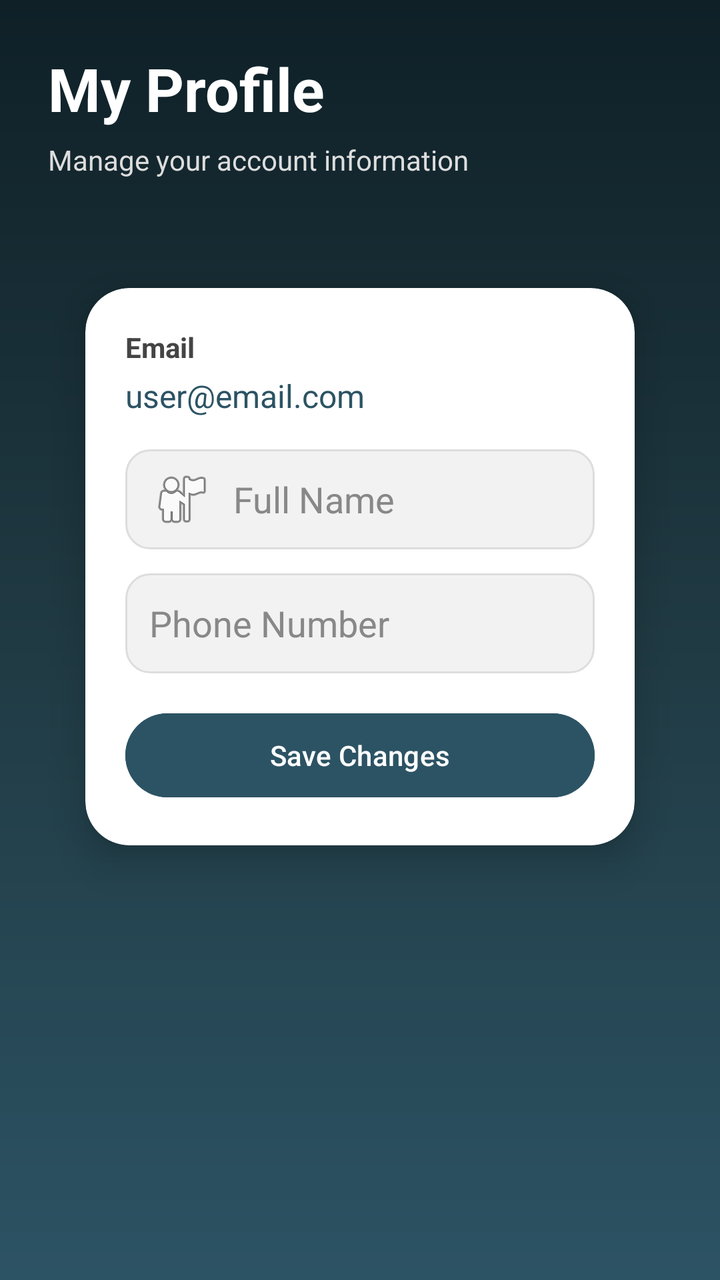
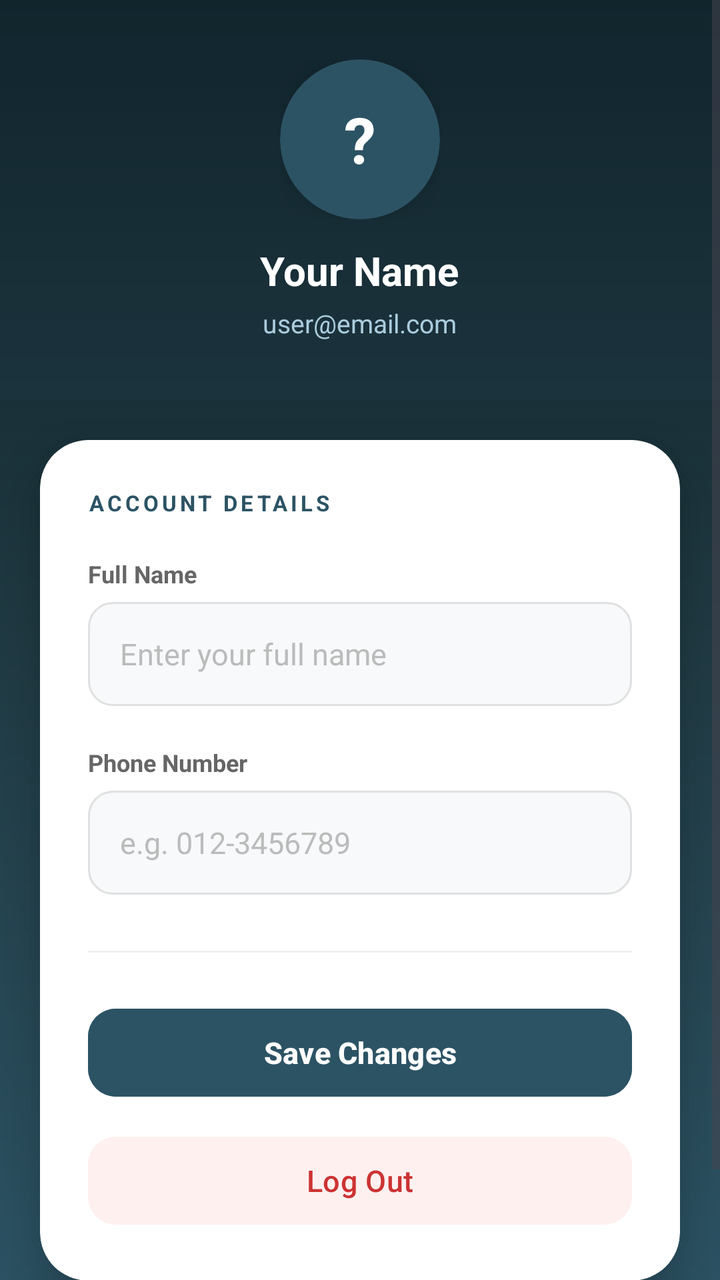

Before-and-after screenshots of an Android layout around one commit, followed by the original layout XML and the change that was made.
<!-- AndroidManifest.xml: application theme Theme.MediNear -->
<!-- res/layout/activity_profile.xml -->
<?xml version="1.0" encoding="utf-8"?>
<ScrollView xmlns:android="http://schemas.android.com/apk/res/android"
    xmlns:app="http://schemas.android.com/apk/res-auto"
    android:layout_width="match_parent"
    android:layout_height="match_parent"
    android:background="@drawable/bg_register_gradient">

    <LinearLayout
        android:layout_width="match_parent"
        android:layout_height="wrap_content"
        android:orientation="vertical"
        android:padding="24dp">

        
        <TextView
            android:layout_width="wrap_content"
            android:layout_height="wrap_content"
            android:text="My Profile"
            android:textSize="30sp"
            android:textStyle="bold"
            android:textColor="@android:color/white"
            android:layout_marginBottom="6dp"/>

        <TextView
            android:layout_width="wrap_content"
            android:layout_height="wrap_content"
            android:text="Manage your account information"
            android:textColor="#DDDDDD"
            android:layout_marginBottom="20dp"/>

        
        <androidx.cardview.widget.CardView
            android:layout_width="match_parent"
            android:layout_height="wrap_content"
            app:cardCornerRadius="22dp"
            app:cardElevation="12dp"
            app:cardUseCompatPadding="true"
            android:layout_marginTop="10dp"
            android:background="@android:color/white">

            <LinearLayout
                android:layout_width="match_parent"
                android:layout_height="wrap_content"
                android:orientation="vertical"
                android:padding="20dp">

                
                <TextView
                    android:layout_width="wrap_content"
                    android:layout_height="wrap_content"
                    android:text="Email"
                    android:textStyle="bold"
                    android:textColor="#444444"/>

                <TextView
                    android:id="@+id/tvEmail"
                    android:layout_width="match_parent"
                    android:layout_height="wrap_content"
                    android:text="user@email.com"
                    android:textSize="16sp"
                    android:textColor="#2C5364"
                    android:layout_marginTop="4dp"
                    android:layout_marginBottom="16dp"/>

                
                <EditText
                    android:id="@+id/etName"
                    android:layout_width="match_parent"
                    android:layout_height="50dp"
                    android:hint="Full Name"
                    android:textColor="@android:color/black"
                    android:textColorHint="#888"
                    android:drawableStart="@android:drawable/ic_menu_myplaces"
                    android:drawablePadding="10dp"
                    android:padding="12dp"
                    android:background="@drawable/input_bg"/>

                
                <EditText
                    android:id="@+id/etPhone"
                    android:layout_width="match_parent"
                    android:layout_height="50dp"
                    android:hint="Phone Number"
                    android:inputType="phone"
                    android:textColor="@android:color/black"
                    android:textColorHint="#888"
                    android:layout_marginTop="12dp"
                    android:padding="12dp"
                    android:background="@drawable/input_bg"/>

                
                <ProgressBar
                    android:id="@+id/progressBar"
                    android:layout_width="wrap_content"
                    android:layout_height="wrap_content"
                    android:layout_gravity="center"
                    android:layout_marginTop="16dp"
                    android:visibility="gone"/>

                
                <Button
                    android:id="@+id/btnSave"
                    android:layout_width="match_parent"
                    android:layout_height="50dp"
                    android:text="Save Changes"
                    android:textColor="@android:color/white"
                    android:backgroundTint="#2C5364"
                    android:layout_marginTop="16dp"/>

            </LinearLayout>

        </androidx.cardview.widget.CardView>

    </LinearLayout>
</ScrollView>
<!-- resources referenced by this layout -->
<resources>
  <!-- drawable bg_register_gradient (drawable) -->
  <shape xmlns:android="http://schemas.android.com/apk/res/android">
      <gradient
          android:startColor="#2C5364"
          android:centerColor="#203A43"
          android:endColor="#0F2027"
          android:angle="90"/>
  </shape>
  <!-- drawable input_bg (drawable) -->
  <shape xmlns:android="http://schemas.android.com/apk/res/android">
      <solid android:color="#F2F2F2"/>
      <corners android:radius="12dp"/>
      <stroke android:width="1dp" android:color="#DDDDDD"/>
  </shape>
  <style name="Theme.MediNear" parent="Base.Theme.MediNear" />
  <style name="Base.Theme.MediNear" parent="Theme.Material3.DayNight.NoActionBar">
          
          
      </style>
</resources>

<!-- the commit's change to res/layout/activity_profile.xml (unified diff, before → after) -->
@@ -3,90 +3,150 @@
     xmlns:app="http://schemas.android.com/apk/res-auto"
     android:layout_width="match_parent"
     android:layout_height="match_parent"
-    android:background="@drawable/bg_register_gradient">
+    android:background="@drawable/bg_register_gradient"
+    android:fillViewport="true">
 
     <LinearLayout
         android:layout_width="match_parent"
         android:layout_height="wrap_content"
-        android:orientation="vertical"
-        android:padding="24dp">
+        android:orientation="vertical">
 
         
-        <TextView
-            android:layout_width="wrap_content"
-            android:layout_height="wrap_content"
-            android:text="My Profile"
-            android:textSize="30sp"
-            android:textStyle="bold"
-            android:textColor="@android:color/white"
-            android:layout_marginBottom="6dp"/>
+        <LinearLayout
+            android:layout_width="match_parent"
+            android:layout_height="200dp"
+            android:orientation="vertical"
+            android:gravity="center"
+            android:background="#1A2C5364"
+            android:padding="24dp">
 
-        <TextView
-            android:layout_width="wrap_content"
-            android:layout_height="wrap_content"
-            android:text="Manage your account information"
-            android:textColor="#DDDDDD"
-            android:layout_marginBottom="20dp"/>
+            
+            <FrameLayout
+                android:layout_width="80dp"
+                android:layout_height="80dp">
+
+                <androidx.cardview.widget.CardView
+                    android:layout_width="80dp"
+                    android:layout_height="80dp"
+                    app:cardCornerRadius="40dp"
+                    app:cardElevation="8dp"
+                    app:cardBackgroundColor="#2C5364">
+
+                    <TextView
+                        android:id="@+id/tvAvatar"
+                        android:layout_width="match_parent"
+                        android:layout_height="match_parent"
+                        android:gravity="center"
+                        android:text="?"
+                        android:textColor="@android:color/white"
+                        android:textSize="32sp"
+                        android:textStyle="bold" />
+
+                </androidx.cardview.widget.CardView>
+
+            </FrameLayout>
+
+            <TextView
+                android:id="@+id/tvDisplayName"
+                android:layout_width="wrap_content"
+                android:layout_height="wrap_content"
+                android:text="Your Name"
+                android:textColor="@android:color/white"
+                android:textSize="20sp"
+                android:textStyle="bold"
+                android:layout_marginTop="12dp" />
+
+            <TextView
+                android:id="@+id/tvEmail"
+                android:layout_width="wrap_content"
+                android:layout_height="wrap_content"
+                android:text="user@email.com"
+                android:textColor="#AACCDD"
+                android:textSize="13sp"
+                android:layout_marginTop="4dp" />
+
+        </LinearLayout>
 
         
         <androidx.cardview.widget.CardView
             android:layout_width="match_parent"
             android:layout_height="wrap_content"
-            app:cardCornerRadius="22dp"
-            app:cardElevation="12dp"
-            app:cardUseCompatPadding="true"
-            android:layout_marginTop="10dp"
-            android:background="@android:color/white">
+            android:layout_margin="20dp"
+            app:cardCornerRadius="24dp"
+            app:cardElevation="16dp"
+            app:cardBackgroundColor="#FFFFFF">
 
             <LinearLayout
                 android:layout_width="match_parent"
                 android:layout_height="wrap_content"
                 android:orientation="vertical"
-                android:padding="20dp">
+                android:padding="24dp">
 
                 
                 <TextView
                     android:layout_width="wrap_content"
                     android:layout_height="wrap_content"
-                    android:text="Email"
+                    android:text="ACCOUNT DETAILS"
+                    android:textSize="11sp"
+                    android:textColor="#2C5364"
                     android:textStyle="bold"
-                    android:textColor="#444444"/>
-
-                <TextView
-                    android:id="@+id/tvEmail"
-                    android:layout_width="match_parent"
-                    android:layout_height="wrap_content"
-                    android:text="user@email.com"
-                    android:textSize="16sp"
-                    android:textColor="#2C5364"
-                    android:layout_marginTop="4dp"
-                    android:layout_marginBottom="16dp"/>
+                    android:letterSpacing="0.15"
+                    android:layout_marginBottom="20dp" />
 
                 
+                <TextView
+                    android:layout_width="wrap_content"
+                    android:layout_height="wrap_content"
+                    android:text="Full Name"
+                    android:textSize="12sp"
+                    android:textColor="#666666"
+                    android:textStyle="bold"
+                    android:layout_marginBottom="6dp" />
+
                 <EditText
                     android:id="@+id/etName"
                     android:layout_width="match_parent"
-                    android:layout_height="50dp"
-                    android:hint="Full Name"
-                    android:textColor="@android:color/black"
-                    android:textColorHint="#888"
-                    android:drawableStart="@android:drawable/ic_menu_myplaces"
-                    android:drawablePadding="10dp"
-                    android:padding="12dp"
-                    android:background="@drawable/input_bg"/>
+                    android:layout_height="52dp"
+                    android:hint="Enter your full name"
+                    android:textColor="#111111"
+                    android:textColorHint="#BBBBBB"
+                    android:textSize="15sp"
+                    android:paddingStart="16dp"
+                    android:paddingEnd="16dp"
+                    android:background="@drawable/input_field_bg"
+                    android:inputType="textPersonName"
+                    android:layout_marginBottom="20dp" />
 
                 
+                <TextView
+                    android:layout_width="wrap_content"
+                    android:layout_height="wrap_content"
+                    android:text="Phone Number"
+                    android:textSize="12sp"
+                    android:textColor="#666666"
+                    android:textStyle="bold"
+                    android:layout_marginBottom="6dp" />
+
                 <EditText
                     android:id="@+id/etPhone"
                     android:layout_width="match_parent"
-                    android:layout_height="50dp"
-                    android:hint="Phone Number"
+                    android:layout_height="52dp"
+                    android:hint="e.g. 012-3456789"
+                    android:textColor="#111111"
+                    android:textColorHint="#BBBBBB"
+                    android:textSize="15sp"
+                    android:paddingStart="16dp"
+                    android:paddingEnd="16dp"
+                    android:background="@drawable/input_field_bg"
                     android:inputType="phone"
-                    android:textColor="@android:color/black"
-                    android:textColorHint="#888"
-                    android:layout_marginTop="12dp"
-                    android:padding="12dp"
-                    android:background="@drawable/input_bg"/>
+                    android:layout_marginBottom="28dp" />
+
+                
+                <View
+                    android:layout_width="match_parent"
+                    android:layout_height="1dp"
+                    android:background="#F0F0F0"
+                    android:layout_marginBottom="24dp" />
 
                 
                 <ProgressBar
@@ -94,22 +154,46 @@
                     android:layout_width="wrap_content"
                     android:layout_height="wrap_content"
                     android:layout_gravity="center"
-                    android:layout_marginTop="16dp"
-                    android:visibility="gone"/>
+                    android:layout_marginBottom="12dp"
+                    android:visibility="gone" />
 
                 
                 <Button
                     android:id="@+id/btnSave"
                     android:layout_width="match_parent"
-                    android:layout_height="50dp"
+                    android:layout_height="52dp"
                     android:text="Save Changes"
                     android:textColor="@android:color/white"
+                    android:textSize="15sp"
+                    android:textStyle="bold"
                     android:backgroundTint="#2C5364"
-                    android:layout_marginTop="16dp"/>
+                    app:cornerRadius="14dp" />
+
+                
+                <Button
+                    android:id="@+id/btnLogout"
+                    android:layout_width="match_parent"
+                    android:layout_height="52dp"
+                    android:text="Log Out"
+                    android:textColor="#CC3333"
+                    android:textSize="15sp"
+                    android:backgroundTint="#FFF0F0"
+                    app:cornerRadius="14dp"
+                    android:layout_marginTop="12dp" />
 
             </LinearLayout>
 
         </androidx.cardview.widget.CardView>
 
+        
+        <TextView
+            android:layout_width="match_parent"
+            android:layout_height="wrap_content"
+            android:text="MediNear v1.0"
+            android:textColor="#88FFFFFF"
+            android:textSize="12sp"
+            android:gravity="center"
+            android:layout_marginBottom="24dp" />
+
     </LinearLayout>
 </ScrollView>
<!-- resource entries referenced after the edit -->
@@ -1,18 +1,20 @@
 <!-- resources referenced by this layout -->
 <resources>
   <!-- drawable bg_register_gradient (drawable) -->
+  <?xml version="1.0" encoding="utf-8"?>
   <shape xmlns:android="http://schemas.android.com/apk/res/android">
       <gradient
-          android:startColor="#2C5364"
+          android:startColor="#0F2027"
           android:centerColor="#203A43"
-          android:endColor="#0F2027"
-          android:angle="90"/>
+          android:endColor="#2C5364"
+          android:angle="270" />
   </shape>
-  <!-- drawable input_bg (drawable) -->
+  <!-- drawable input_field_bg (drawable) -->
+  <?xml version="1.0" encoding="utf-8"?>
   <shape xmlns:android="http://schemas.android.com/apk/res/android">
-      <solid android:color="#F2F2F2"/>
-      <corners android:radius="12dp"/>
-      <stroke android:width="1dp" android:color="#DDDDDD"/>
+      <solid android:color="#F7F9FA" />
+      <corners android:radius="12dp" />
+      <stroke android:width="1dp" android:color="#E0E0E0" />
   </shape>
   <style name="Theme.MediNear" parent="Base.Theme.MediNear" />
   <style name="Base.Theme.MediNear" parent="Theme.Material3.DayNight.NoActionBar">
